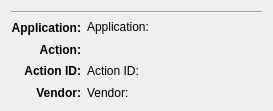
This is authdetails.ui in KDE/polkit-kde-agent-1 as Qt 5 draws it before an edit. The edited form follows.
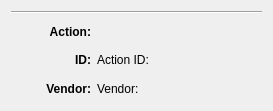
This is the edited form. Custom widgets are drawn as their Qt base class.

Commit message:
Fully remove `Application Name` from Details panel
Summary:
`Application Name` removed from PolicyKit details panel (backend code removed long ago)

Addresses concern raised in R121:b340539eca13

Reviewers: ngraham, davidedmundson, sharvey

Reviewed By: ngraham

Subscribers: davidedmundson, bruns, ngraham, plasma-devel

Tags: #plasma

```diff
--- a/authdetails.ui
+++ b/authdetails.ui
@@ -17,7 +17,7 @@
    </sizepolicy>
   </property>
   <layout class="QGridLayout" name="gridLayout">
-   <item row="2" column="0">
+   <item row="1" column="0">
     <widget class="QLabel" name="label_3">
      <property name="font">
       <font>
@@ -33,28 +33,31 @@
      </property>
     </widget>
    </item>
-   <item row="2" column="1" colspan="3">
+   <item row="1" column="1" colspan="2">
     <widget class="QLabel" name="action_label">
      <property name="text">
       <string>&lt;null&gt;</string>
      </property>
      <property name="alignment">
-      <set>Qt::AlignLeading|Qt::AlignLeft|Qt::AlignTop</set>
+      <set>Qt::AlignLeading|Qt::AlignLeft|Qt::AlignVCenter</set>
      </property>
     </widget>
    </item>
-   <item row="0" column="0" colspan="4">
+   <item row="0" column="0" colspan="3">
     <widget class="Line" name="line">
      <property name="orientation">
       <enum>Qt::Horizontal</enum>
      </property>
     </widget>
    </item>
-   <item row="5" column="1" colspan="3">
+   <item row="4" column="1" colspan="2">
     <widget class="KUrlLabel" name="vendorUL">
      <property name="text">
       <string>Vendor:</string>
      </property>
+     <property name="alignment">
+      <set>Qt::AlignLeading|Qt::AlignLeft|Qt::AlignVCenter</set>
+     </property>
      <property name="tipText">
       <string/>
      </property>
@@ -66,7 +69,7 @@
      </property>
     </widget>
    </item>
-   <item row="5" column="0">
+   <item row="4" column="0">
     <widget class="QLabel" name="vendorL">
      <property name="font">
       <font>
@@ -82,33 +85,7 @@
      </property>
     </widget>
    </item>
-   <item row="1" column="0">
-    <widget class="QLabel" name="label">
-     <property name="font">
-      <font>
-       <weight>75</weight>
-       <bold>true</bold>
-      </font>
-     </property>
-     <property name="text">
-      <string>Application:</string>
-     </property>
-     <property name="alignment">
-      <set>Qt::AlignRight|Qt::AlignTrailing|Qt::AlignVCenter</set>
-     </property>
-    </widget>
-   </item>
-   <item row="1" column="1" colspan="3">
-    <widget class="QLabel" name="app_label">
-     <property name="text">
-      <string>Application:</string>
-     </property>
-     <property name="alignment">
-      <set>Qt::AlignLeading|Qt::AlignLeft|Qt::AlignTop</set>
-     </property>
-    </widget>
-   </item>
-   <item row="3" column="1">
+   <item row="2" column="1" colspan="2">
     <widget class="QLabel" name="action_id_label">
      <property name="cursor">
       <cursorShape>IBeamCursor</cursorShape>
@@ -116,12 +93,15 @@
      <property name="text">
       <string>Action ID:</string>
      </property>
+     <property name="alignment">
+      <set>Qt::AlignLeading|Qt::AlignLeft|Qt::AlignVCenter</set>
+     </property>
      <property name="textInteractionFlags">
       <set>Qt::TextSelectableByMouse</set>
      </property>
     </widget>
    </item>
-   <item row="3" column="0">
+   <item row="2" column="0">
     <widget class="QLabel" name="label_2">
      <property name="font">
       <font>
@@ -130,7 +110,7 @@
       </font>
      </property>
      <property name="text">
-      <string>Action ID:</string>
+      <string>ID:</string>
      </property>
      <property name="alignment">
       <set>Qt::AlignRight|Qt::AlignTrailing|Qt::AlignVCenter</set>
```
The commit also changes 2 other files.
